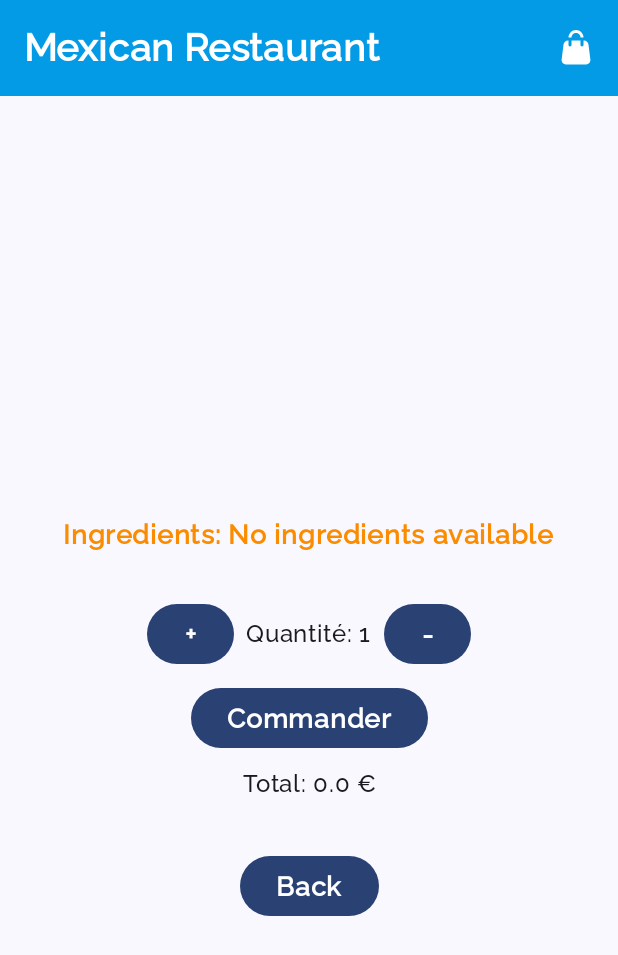
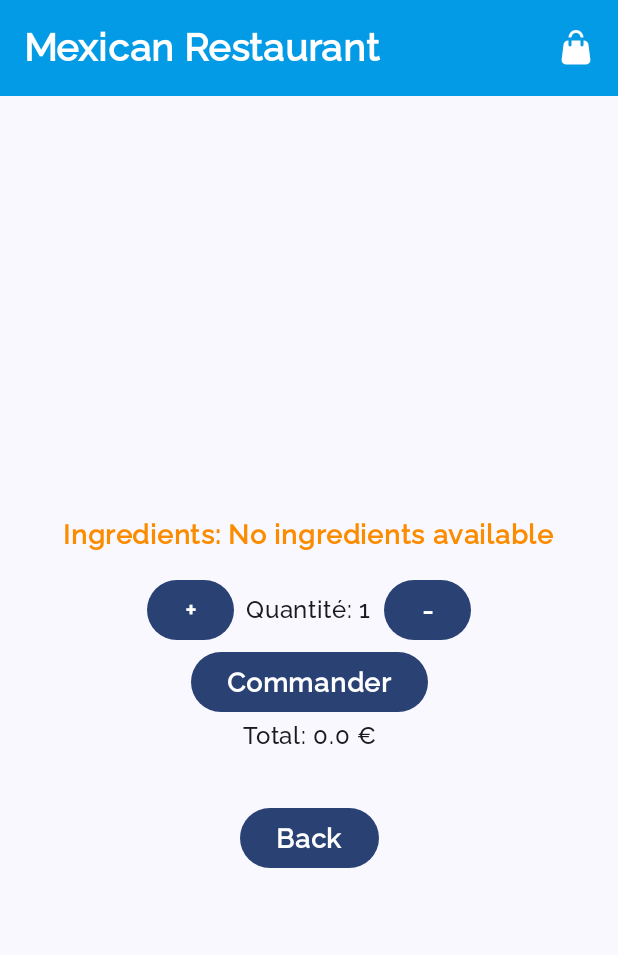
Before and after one commit to sofiiacomputerscience/AndroidERestaurant, an Android app built with Jetpack Compose: the DetailActivity screen opened directly, with no data from a screen before it, on a phone screen of 412 x 824 dp. Shown: the top 955 px of the screen. Run offline under Robolectric (Android 15) with nearby library versions, the phone set to English and light mode, and no system bars; network calls fail; pictures from the network do not load.

Commit message:
Final commit

```diff
--- a/app/src/main/java/fr/isen/boldeskul/androiderestaurant/DetailActivity.kt
+++ b/app/src/main/java/fr/isen/boldeskul/androiderestaurant/DetailActivity.kt
@@ -112,8 +112,6 @@ fun DetailContentView(dish: Dish?, paddingValues: PaddingValues) {
                 fontSize = 18.sp
             )
         )
-        Spacer(modifier = Modifier.height(16.dp))
-
 
         QuantitySelector(dish = dish, cartItemCount = cartItemCount, onItemAdded = {
             Toast.makeText(context, "Cart updated. Total items now: ${cartItemCount.value}", Toast.LENGTH_SHORT).show()
@@ -167,7 +165,6 @@ fun QuantitySelector(dish: Dish?,  cartItemCount: MutableState<Int>, onItemAdded
                         fontSize = 18.sp))
             }
         }
-        Spacer(modifier = Modifier.height(8.dp))
 
         Row(horizontalArrangement = Arrangement.SpaceEvenly, modifier = Modifier.fillMaxWidth()) {
             Button(onClick = {
@@ -188,7 +185,7 @@ fun QuantitySelector(dish: Dish?,  cartItemCount: MutableState<Int>, onItemAdded
             }
 
         }
-        Spacer(modifier = Modifier.height(8.dp))
+
         Text(
             text = "Total: $totalPrice €",
             fontSize = 16.sp,
```
